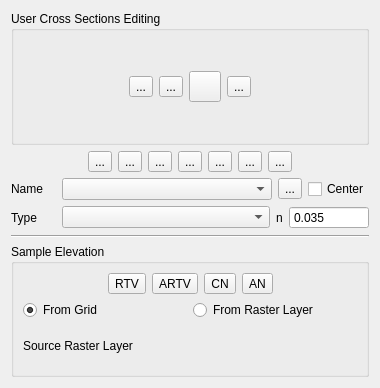
This is flo2d/ui/xs_editor.ui in FLO-2DSoftware/qgis-flo-2d-plugin as Qt 5 draws it before an edit. The edited form follows.
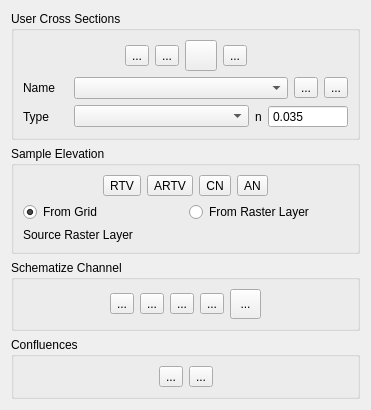
This is the edited form. Icons and pictures are not drawn.

Commit message: Channel editor mod (#1203)

```diff
--- a/flo2d/ui/xs_editor.ui
+++ b/flo2d/ui/xs_editor.ui
@@ -9,20 +9,217 @@
    <rect>
     <x>0</x>
     <y>0</y>
-    <width>380</width>
-    <height>388</height>
+    <width>371</width>
+    <height>406</height>
    </rect>
   </property>
   <property name="windowTitle">
    <string>Cross-section Editor</string>
   </property>
   <layout class="QGridLayout" name="gridLayout_3">
-   <item row="1" column="0">
-    <layout class="QGridLayout" name="gridLayout_6">
+   <item row="7" column="0" colspan="3">
+    <widget class="QGroupBox" name="confluences_grp">
+     <property name="title">
+      <string>Confluences</string>
+     </property>
+     <layout class="QGridLayout" name="gridLayout_7">
+      <item row="0" column="0">
+       <layout class="QGridLayout" name="gridLayout_5">
+        <item row="0" column="0">
+         <spacer name="horizontalSpacer_9">
+          <property name="orientation">
+           <enum>Qt::Horizontal</enum>
+          </property>
+          <property name="sizeHint" stdset="0">
+           <size>
+            <width>40</width>
+            <height>20</height>
+           </size>
+          </property>
+         </spacer>
+        </item>
+        <item row="0" column="1">
+         <widget class="QToolButton" name="confluences_btn">
+          <property name="toolTip">
+           <string>&lt;html&gt;&lt;head/&gt;&lt;body&gt;&lt;p&gt;Add Confluence&lt;/p&gt;&lt;/body&gt;&lt;/html&gt;</string>
+          </property>
+          <property name="text">
+           <string>...</string>
+          </property>
+          <property name="icon">
+           <iconset>
+            <normaloff>../img/schematize_confluence.svg</normaloff>../img/schematize_confluence.svg</iconset>
+          </property>
+          <property name="iconSize">
+           <size>
+            <width>24</width>
+            <height>24</height>
+           </size>
+          </property>
+         </widget>
+        </item>
+        <item row="0" column="3">
+         <spacer name="horizontalSpacer_5">
+          <property name="orientation">
+           <enum>Qt::Horizontal</enum>
+          </property>
+          <property name="sizeHint" stdset="0">
+           <size>
+            <width>40</width>
+            <height>20</height>
+           </size>
+          </property>
+         </spacer>
+        </item>
+        <item row="0" column="2">
+         <widget class="QToolButton" name="delete_confluences_btn">
+          <property name="toolTip">
+           <string>&lt;html&gt;&lt;head/&gt;&lt;body&gt;&lt;p&gt;Delete Confluence&lt;/p&gt;&lt;/body&gt;&lt;/html&gt;</string>
+          </property>
+          <property name="text">
+           <string>...</string>
+          </property>
+          <property name="icon">
+           <iconset>
+            <normaloff>../img/delete_confluence.svg</normaloff>../img/delete_confluence.svg</iconset>
+          </property>
+          <property name="iconSize">
+           <size>
+            <width>24</width>
+            <height>24</height>
+           </size>
+          </property>
+         </widget>
+        </item>
+       </layout>
+      </item>
+     </layout>
+    </widget>
+   </item>
+   <item row="5" column="0" colspan="3">
+    <widget class="QGroupBox" name="intermediate_grp">
+     <property name="title">
+      <string>Schematize Channel</string>
+     </property>
+     <layout class="QGridLayout" name="gridLayout_10">
+      <item row="0" column="0">
+       <layout class="QGridLayout" name="gridLayout_9">
+        <item row="0" column="0">
+         <spacer name="horizontalSpacer_2">
+          <property name="orientation">
+           <enum>Qt::Horizontal</enum>
+          </property>
+          <property name="sizeHint" stdset="0">
+           <size>
+            <width>40</width>
+            <height>20</height>
+           </size>
+          </property>
+         </spacer>
+        </item>
+        <item row="0" column="2">
+         <widget class="QToolButton" name="interpolate_channel_elevation_btn">
+          <property name="toolTip">
+           <string>&lt;html&gt;&lt;head/&gt;&lt;body&gt;&lt;p&gt;Interpolate Cross Section Elevation&lt;/p&gt;&lt;/body&gt;&lt;/html&gt;</string>
+          </property>
+          <property name="text">
+           <string>...</string>
+          </property>
+          <property name="icon">
+           <iconset>
+            <normaloff>../img/interpolate_channel_z.svg</normaloff>../img/interpolate_channel_z.svg</iconset>
+          </property>
+          <property name="iconSize">
+           <size>
+            <width>24</width>
+            <height>24</height>
+           </size>
+          </property>
+         </widget>
+        </item>
      <item row="0" column="6">
+         <spacer name="horizontalSpacer_3">
+          <property name="orientation">
+           <enum>Qt::Horizontal</enum>
+          </property>
+          <property name="sizeHint" stdset="0">
+           <size>
+            <width>40</width>
+            <height>20</height>
+           </size>
+          </property>
+         </spacer>
+        </item>
+        <item row="0" column="1">
+         <widget class="QToolButton" name="schematize_xs_btn">
+          <property name="toolTip">
+           <string>&lt;html&gt;&lt;head/&gt;&lt;body&gt;&lt;p&gt;Schematize Channel&lt;/p&gt;&lt;/body&gt;&lt;/html&gt;</string>
+          </property>
+          <property name="text">
+           <string>...</string>
+          </property>
+          <property name="icon">
+           <iconset>
+            <normaloff>../img/intermediate_cross_sections.svg</normaloff>../img/intermediate_cross_sections.svg</iconset>
+          </property>
+          <property name="iconSize">
+           <size>
+            <width>24</width>
+            <height>24</height>
+           </size>
+          </property>
+         </widget>
+        </item>
+        <item row="0" column="5">
+         <widget class="QToolButton" name="delete_schema_btn">
+          <property name="minimumSize">
+           <size>
+            <width>31</width>
+            <height>30</height>
+           </size>
+          </property>
+          <property name="toolTip">
+           <string>&lt;html&gt;&lt;head/&gt;&lt;body&gt;&lt;p&gt;Delete Schematize Channel&lt;/p&gt;&lt;/body&gt;&lt;/html&gt;</string>
+          </property>
+          <property name="text">
+           <string>...</string>
+          </property>
+          <property name="icon">
+           <iconset>
+            <normaloff>../img/delete_intermediate_cross_sections.svg</normaloff>../img/delete_intermediate_cross_sections.svg</iconset>
+          </property>
+          <property name="iconSize">
+           <size>
+            <width>24</width>
+            <height>24</height>
+           </size>
+          </property>
+         </widget>
+        </item>
+        <item row="0" column="4">
+         <widget class="QToolButton" name="check_schematized_channel_btn">
+          <property name="toolTip">
+           <string>&lt;html&gt;&lt;head/&gt;&lt;body&gt;&lt;p&gt;Check Schematized Channel&lt;/p&gt;&lt;/body&gt;&lt;/html&gt;</string>
+          </property>
+          <property name="text">
+           <string>...</string>
+          </property>
+          <property name="icon">
+           <iconset>
+            <normaloff>../img/check_intermediate_cross_sections.svg</normaloff>../img/check_intermediate_cross_sections.svg</iconset>
+          </property>
+          <property name="iconSize">
+           <size>
+            <width>24</width>
+            <height>24</height>
+           </size>
+          </property>
+         </widget>
+        </item>
+        <item row="0" column="3">
       <widget class="QToolButton" name="interpolate_channel_n_btn">
        <property name="toolTip">
-        <string>&lt;html&gt;&lt;head/&gt;&lt;body&gt;&lt;p&gt;Interpolate channel n-values&lt;/p&gt;&lt;/body&gt;&lt;/html&gt;</string>
+           <string>&lt;html&gt;&lt;head/&gt;&lt;body&gt;&lt;p&gt;Interpolate Channel n-values&lt;/p&gt;&lt;/body&gt;&lt;/html&gt;</string>
        </property>
        <property name="statusTip">
         <string>Interpolate channel n-values</string>
@@ -42,161 +239,12 @@
        </property>
       </widget>
      </item>
-     <item row="0" column="4">
-      <widget class="QToolButton" name="reassign_rightbanks_btn">
-       <property name="toolTip">
-        <string>&lt;html&gt;&lt;head/&gt;&lt;body&gt;&lt;p&gt;Import right banks (CHANBANK.DAT)&lt;/p&gt;&lt;/body&gt;&lt;/html&gt;</string>
-       </property>
-       <property name="statusTip">
-        <string>Import right banks (CHANBANK.DAT)</string>
-       </property>
-       <property name="text">
-        <string>...</string>
-       </property>
-       <property name="icon">
-        <iconset>
-         <normaloff>../img/import_right_banks.svg</normaloff>../img/import_right_banks.svg</iconset>
-       </property>
-       <property name="iconSize">
-        <size>
-         <width>24</width>
-         <height>24</height>
-        </size>
-       </property>
-      </widget>
-     </item>
-     <item row="0" column="3">
-      <widget class="QToolButton" name="save_channel_DAT_files_btn">
-       <property name="toolTip">
-        <string>&lt;html&gt;&lt;head/&gt;&lt;body&gt;&lt;p&gt;Create CHAN.DAT XSEC.DAT, and CHANBANK.DAT&lt;/p&gt;&lt;/body&gt;&lt;/html&gt;</string>
-       </property>
-       <property name="statusTip">
-        <string>Create CHAN.DAT XSEC.DAT, and CHANBANK.DAT</string>
-       </property>
-       <property name="text">
-        <string>...</string>
-       </property>
-       <property name="icon">
-        <iconset>
-         <normaloff>../img/export_channels.svg</normaloff>../img/export_channels.svg</iconset>
-       </property>
-       <property name="iconSize">
-        <size>
-         <width>24</width>
-         <height>24</height>
-        </size>
-       </property>
-      </widget>
-     </item>
-     <item row="0" column="0">
-      <spacer name="horizontalSpacer">
-       <property name="orientation">
-        <enum>Qt::Horizontal</enum>
-       </property>
-       <property name="sizeHint" stdset="0">
-        <size>
-         <width>40</width>
-         <height>20</height>
-        </size>
-       </property>
-      </spacer>
-     </item>
-     <item row="0" column="1">
-      <widget class="QToolButton" name="schematize_xs_btn">
-       <property name="toolTip">
-        <string>Schematize channel</string>
-       </property>
-       <property name="text">
-        <string>...</string>
-       </property>
-       <property name="icon">
-        <iconset>
-         <normaloff>../img/schematize_xsec.svg</normaloff>../img/schematize_xsec.svg</iconset>
-       </property>
-       <property name="iconSize">
-        <size>
-         <width>24</width>
-         <height>24</height>
-        </size>
-       </property>
-      </widget>
-     </item>
-     <item row="0" column="5">
-      <widget class="QToolButton" name="interpolate_xs_btn">
-       <property name="toolTip">
-        <string>Interpolate bed elevation data</string>
-       </property>
-       <property name="text">
-        <string>...</string>
-       </property>
-       <property name="icon">
-        <iconset>
-         <normaloff>../img/interpolate_xsec.svg</normaloff>../img/interpolate_xsec.svg</iconset>
-       </property>
-       <property name="iconSize">
-        <size>
-         <width>24</width>
-         <height>24</height>
-        </size>
-       </property>
-      </widget>
-     </item>
-     <item row="0" column="2">
-      <widget class="QToolButton" name="schematize_right_bank_btn">
-       <property name="toolTip">
-        <string>&lt;html&gt;&lt;head/&gt;&lt;body&gt;&lt;p&gt;Schematize user right bank&lt;/p&gt;&lt;/body&gt;&lt;/html&gt;</string>
-       </property>
-       <property name="text">
-        <string>...</string>
-       </property>
-       <property name="icon">
-        <iconset>
-         <normaloff>../img/schematize_right_bank.svg</normaloff>../img/schematize_right_bank.svg</iconset>
-       </property>
-       <property name="iconSize">
-        <size>
-         <width>24</width>
-         <height>24</height>
-        </size>
-       </property>
-      </widget>
-     </item>
-     <item row="0" column="7">
-      <widget class="QToolButton" name="confluences_btn">
-       <property name="toolTip">
-        <string>Find confluences</string>
-       </property>
-       <property name="text">
-        <string>...</string>
-       </property>
-       <property name="icon">
-        <iconset>
-         <normaloff>../img/schematize_confluence.svg</normaloff>../img/schematize_confluence.svg</iconset>
-       </property>
-       <property name="iconSize">
-        <size>
-         <width>24</width>
-         <height>24</height>
-        </size>
-       </property>
-      </widget>
-     </item>
-     <item row="0" column="8">
-      <spacer name="horizontalSpacer_2">
-       <property name="orientation">
-        <enum>Qt::Horizontal</enum>
-       </property>
-       <property name="sizeHint" stdset="0">
-        <size>
-         <width>40</width>
-         <height>20</height>
-        </size>
-       </property>
-      </spacer>
-     </item>
-    </layout>
-   </item>
-   <item row="5" column="0">
+       </layout>
+      </item>
+     </layout>
+    </widget>
+   </item>
+   <item row="4" column="0" colspan="3">
     <widget class="QGroupBox" name="groupBox">
      <property name="title">
       <string>Sample Elevation</string>
@@ -205,7 +253,7 @@
       <item>
        <layout class="QHBoxLayout" name="horizontalLayout_3">
         <item>
-         <spacer name="horizontalSpacer_5">
+         <spacer name="horizontalSpacer_10">
           <property name="orientation">
            <enum>Qt::Horizontal</enum>
           </property>
@@ -359,79 +407,57 @@
      </layout>
     </widget>
    </item>
-   <item row="2" column="0">
-    <layout class="QHBoxLayout" name="horizontalLayout">
-     <property name="bottomMargin">
-      <number>0</number>
+   <item row="12" column="0" colspan="3">
+    <spacer name="verticalSpacer">
+     <property name="orientation">
+      <enum>Qt::Vertical</enum>
      </property>
-     <item>
-      <widget class="QLabel" name="label">
-       <property name="minimumSize">
+     <property name="sizeHint" stdset="0">
         <size>
-         <width>45</width>
-         <height>0</height>
-        </size>
-       </property>
-       <property name="text">
-        <string>Name</string>
-       </property>
-      </widget>
-     </item>
-     <item>
-      <widget class="QComboBox" name="xs_cbo">
-       <property name="sizePolicy">
-        <sizepolicy hsizetype="MinimumExpanding" vsizetype="Fixed">
-         <horstretch>0</horstretch>
-         <verstretch>0</verstretch>
-        </sizepolicy>
-       </property>
-       <property name="minimumSize">
-        <size>
-         <width>0</width>
-         <height>0</height>
-        </size>
-       </property>
-      </widget>
-     </item>
-     <item>
-      <widget class="QToolButton" name="rename_xs_btn">
-       <property name="text">
-        <string>...</string>
-       </property>
-       <property name="icon">
-        <iconset>
-         <normaloff>../img/change_name.svg</normaloff>../img/change_name.svg</iconset>
-       </property>
-      </widget>
-     </item>
-     <item>
-      <widget class="QCheckBox" name="xs_center_chbox">
-       <property name="text">
-        <string>Center</string>
-       </property>
-      </widget>
-     </item>
-    </layout>
-   </item>
-   <item row="0" column="0">
+       <width>20</width>
+       <height>40</height>
+      </size>
+     </property>
+    </spacer>
+   </item>
+   <item row="0" column="0" colspan="3">
     <widget class="QGroupBox" name="user_cross_section_grp">
      <property name="title">
-      <string>User Cross Sections Editing</string>
+      <string>User Cross Sections</string>
      </property>
      <layout class="QGridLayout" name="gridLayout_2">
       <item row="0" column="0">
        <layout class="QGridLayout" name="gridLayout">
-        <item row="0" column="2">
-         <widget class="QToolButton" name="save_xs_changes_btn">
+        <item row="0" column="5">
+         <spacer name="horizontalSpacer_4">
+          <property name="orientation">
+           <enum>Qt::Horizontal</enum>
+          </property>
+          <property name="sizeHint" stdset="0">
+           <size>
+            <width>40</width>
+            <height>20</height>
+           </size>
+          </property>
+         </spacer>
+        </item>
+        <item row="0" column="3">
+         <widget class="QToolButton" name="revert_changes_btn">
+          <property name="maximumSize">
+           <size>
+            <width>16777215</width>
+            <height>16777215</height>
+           </size>
+          </property>
           <property name="toolTip">
-           <string>&lt;html&gt;&lt;head/&gt;&lt;body&gt;&lt;p&gt;Save current cross-section (Users Layers)&lt;/p&gt;&lt;/body&gt;&lt;/html&gt;</string>
+           <string>&lt;html&gt;&lt;head/&gt;&lt;body&gt;&lt;p&gt;Revert unsaved changes for current cross-section (Users Layers)&lt;/p&gt;&lt;/body&gt;&lt;/html&gt;</string>
           </property>
           <property name="text">
-           <string>...</string>
+           <string/>
           </property>
           <property name="icon">
            <iconset>
-            <normaloff>../img/mActionSaveAllEdits.svg</normaloff>../img/mActionSaveAllEdits.svg</iconset>
+            <normaloff>../img/mActionUndo.svg</normaloff>../img/mActionUndo.svg</iconset>
           </property>
           <property name="iconSize">
            <size>
@@ -484,36 +510,17 @@
           </property>
          </widget>
         </item>
-        <item row="0" column="0">
-         <spacer name="horizontalSpacer_3">
-          <property name="orientation">
-           <enum>Qt::Horizontal</enum>
-          </property>
-          <property name="sizeHint" stdset="0">
-           <size>
-            <width>40</width>
-            <height>20</height>
-           </size>
-          </property>
-         </spacer>
-        </item>
-        <item row="0" column="3">
-         <widget class="QToolButton" name="revert_changes_btn">
-          <property name="maximumSize">
-           <size>
-            <width>16777215</width>
-            <height>16777215</height>
-           </size>
-          </property>
+        <item row="0" column="2">
+         <widget class="QToolButton" name="save_xs_changes_btn">
           <property name="toolTip">
-           <string>&lt;html&gt;&lt;head/&gt;&lt;body&gt;&lt;p&gt;Revert unsaved changes for current cross-section (Users Layers)&lt;/p&gt;&lt;/body&gt;&lt;/html&gt;</string>
+           <string>&lt;html&gt;&lt;head/&gt;&lt;body&gt;&lt;p&gt;Save current cross-section (Users Layers)&lt;/p&gt;&lt;/body&gt;&lt;/html&gt;</string>
           </property>
           <property name="text">
-           <string/>
+           <string>...</string>
           </property>
           <property name="icon">
            <iconset>
-            <normaloff>../img/mActionUndo.svg</normaloff>../img/mActionUndo.svg</iconset>
+            <normaloff>../img/mActionSaveAllEdits.svg</normaloff>../img/mActionSaveAllEdits.svg</iconset>
           </property>
           <property name="iconSize">
            <size>
@@ -523,8 +530,8 @@
           </property>
          </widget>
         </item>
-        <item row="0" column="5">
-         <spacer name="horizontalSpacer_4">
+        <item row="0" column="0">
+         <spacer name="horizontalSpacer">
           <property name="orientation">
            <enum>Qt::Horizontal</enum>
           </property>
@@ -538,10 +545,68 @@
         </item>
        </layout>
       </item>
-     </layout>
-    </widget>
-   </item>
-   <item row="3" column="0">
+      <item row="1" column="0">
+       <layout class="QHBoxLayout" name="horizontalLayout">
+        <property name="bottomMargin">
+         <number>0</number>
+        </property>
+        <item>
+         <widget class="QLabel" name="label">
+          <property name="minimumSize">
+           <size>
+            <width>45</width>
+            <height>0</height>
+           </size>
+          </property>
+          <property name="text">
+           <string>Name</string>
+          </property>
+         </widget>
+        </item>
+        <item>
+         <widget class="QComboBox" name="xs_cbo">
+          <property name="sizePolicy">
+           <sizepolicy hsizetype="MinimumExpanding" vsizetype="Fixed">
+            <horstretch>0</horstretch>
+            <verstretch>0</verstretch>
+           </sizepolicy>
+          </property>
+          <property name="minimumSize">
+           <size>
+            <width>0</width>
+            <height>0</height>
+           </size>
+          </property>
+         </widget>
+        </item>
+        <item>
+         <widget class="QToolButton" name="rename_xs_btn">
+          <property name="text">
+           <string>...</string>
+          </property>
+          <property name="icon">
+           <iconset>
+            <normaloff>../img/change_name.svg</normaloff>../img/change_name.svg</iconset>
+          </property>
+         </widget>
+        </item>
+        <item>
+         <widget class="QToolButton" name="xs_center_btn">
+          <property name="text">
+           <string>...</string>
+          </property>
+          <property name="icon">
+           <iconset>
+            <normaloff>../img/eye-svgrepo-com.svg</normaloff>../img/eye-svgrepo-com.svg</iconset>
+          </property>
+          <property name="checkable">
+           <bool>true</bool>
+          </property>
+         </widget>
+        </item>
+       </layout>
+      </item>
+      <item row="2" column="0">
     <layout class="QGridLayout" name="gridLayout_4">
      <property name="bottomMargin">
       <number>0</number>
@@ -627,11 +692,7 @@
      </item>
     </layout>
    </item>
-   <item row="4" column="0">
-    <widget class="Line" name="line">
-     <property name="orientation">
-      <enum>Qt::Horizontal</enum>
-     </property>
+     </layout>
     </widget>
    </item>
   </layout>
```
Lines whose indentation alone changed are shown as unchanged. The commit also changes 22 other files.
